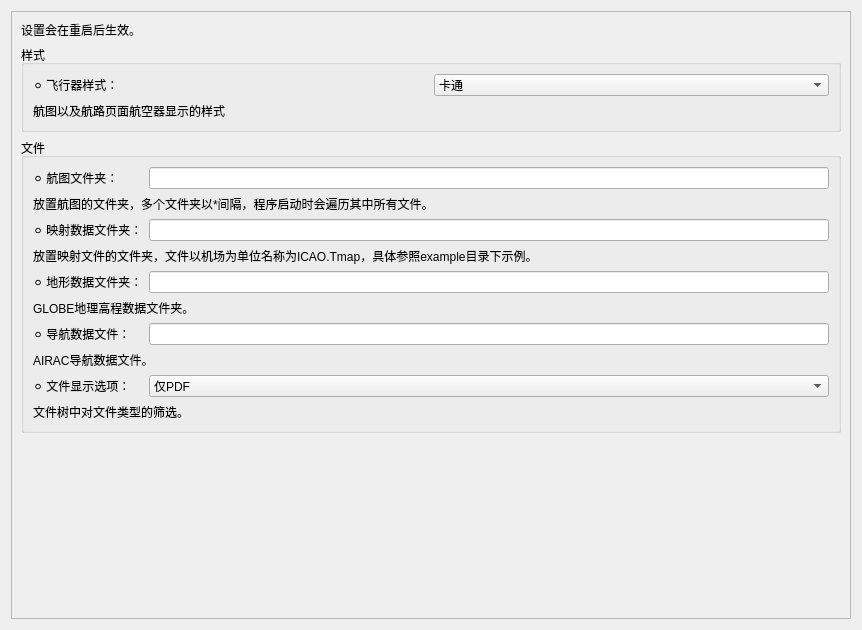
The window that src/gui/options_widget.ui (Eyderoe/ChartNavigation) describes before a commit, drawn with Qt 5.
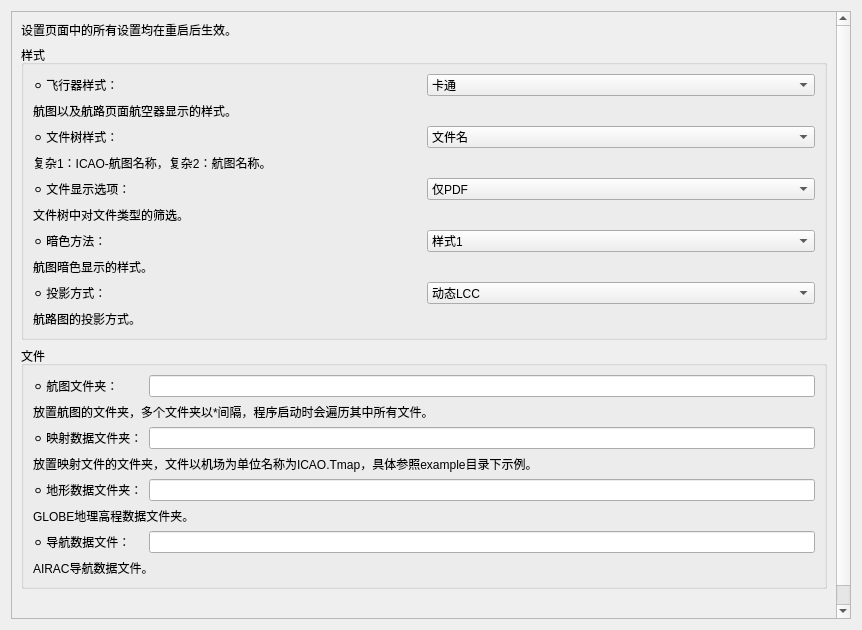
The same window after the commit.

The edit to the form file:
```diff
--- a/src/gui/options_widget.ui
+++ b/src/gui/options_widget.ui
@@ -25,14 +25,14 @@
         <x>0</x>
         <y>0</y>
         <width>836</width>
-        <height>604</height>
+        <height>678</height>
        </rect>
       </property>
       <layout class="QVBoxLayout" name="verticalLayout_3">
        <item>
         <widget class="QLabel" name="label_master_caution">
          <property name="text">
-          <string>设置会在重启后生效。</string>
+          <string>设置页面中的所有设置均在重启后生效。</string>
          </property>
         </widget>
        </item>
@@ -72,7 +72,133 @@
           <item row="1" column="0" colspan="2">
            <widget class="QLabel" name="planeStyle_label_remark">
             <property name="text">
-             <string>航图以及航路页面航空器显示的样式</string>
+             <string>航图以及航路页面航空器显示的样式。</string>
+            </property>
+           </widget>
+          </item>
+          <item row="2" column="0">
+           <widget class="QLabel" name="fileTreeStyle_label">
+            <property name="text">
+             <string>⚪ 文件树样式：</string>
+            </property>
+           </widget>
+          </item>
+          <item row="2" column="1">
+           <widget class="QComboBox" name="fileTreeStyle_comboBox">
+            <item>
+             <property name="text">
+              <string>文件名</string>
+             </property>
+            </item>
+            <item>
+             <property name="text">
+              <string>复杂1</string>
+             </property>
+            </item>
+            <item>
+             <property name="text">
+              <string>复杂2</string>
+             </property>
+            </item>
+           </widget>
+          </item>
+          <item row="3" column="0" colspan="2">
+           <widget class="QLabel" name="fileTreeStyle_label_remark">
+            <property name="text">
+             <string>复杂1：ICAO-航图名称，复杂2：航图名称。</string>
+            </property>
+            <property name="wordWrap">
+             <bool>true</bool>
+            </property>
+           </widget>
+          </item>
+          <item row="4" column="0">
+           <widget class="QLabel" name="label_26">
+            <property name="text">
+             <string>⚪ 文件显示选项：</string>
+            </property>
+           </widget>
+          </item>
+          <item row="4" column="1">
+           <widget class="QComboBox" name="onlyPdf_comboBox">
+            <item>
+             <property name="text">
+              <string>仅PDF</string>
+             </property>
+            </item>
+            <item>
+             <property name="text">
+              <string>所有文件</string>
+             </property>
+            </item>
+           </widget>
+          </item>
+          <item row="5" column="0" colspan="2">
+           <widget class="QLabel" name="label_remark_6">
+            <property name="text">
+             <string>文件树中对文件类型的筛选。</string>
+            </property>
+           </widget>
+          </item>
+          <item row="6" column="0">
+           <widget class="QLabel" name="darkChartStyle_label">
+            <property name="text">
+             <string>⚪ 暗色方法：</string>
+            </property>
+           </widget>
+          </item>
+          <item row="6" column="1">
+           <widget class="QComboBox" name="darkChartStyle_comboBox">
+            <item>
+             <property name="text">
+              <string>样式1</string>
+             </property>
+            </item>
+            <item>
+             <property name="text">
+              <string>样式2</string>
+             </property>
+            </item>
+           </widget>
+          </item>
+          <item row="7" column="0" colspan="2">
+           <widget class="QLabel" name="darkChartStyle_label_remark">
+            <property name="text">
+             <string>航图暗色显示的样式。</string>
+            </property>
+            <property name="wordWrap">
+             <bool>true</bool>
+            </property>
+           </widget>
+          </item>
+          <item row="8" column="0">
+           <widget class="QLabel" name="projection_label">
+            <property name="text">
+             <string>⚪ 投影方式：</string>
+            </property>
+           </widget>
+          </item>
+          <item row="8" column="1">
+           <widget class="QComboBox" name="projection_comboBox">
+            <item>
+             <property name="text">
+              <string>动态LCC</string>
+             </property>
+            </item>
+            <item>
+             <property name="text">
+              <string>Web 墨卡托</string>
+             </property>
+            </item>
+           </widget>
+          </item>
+          <item row="9" column="0" colspan="2">
+           <widget class="QLabel" name="projection_label_remark">
+            <property name="text">
+             <string>航路图的投影方式。</string>
+            </property>
+            <property name="wordWrap">
+             <bool>true</bool>
             </property>
            </widget>
           </item>
@@ -159,34 +285,6 @@
             </property>
            </widget>
           </item>
-          <item row="8" column="0">
-           <widget class="QLabel" name="label_26">
-            <property name="text">
-             <string>⚪ 文件显示选项：</string>
-            </property>
-           </widget>
-          </item>
-          <item row="8" column="1">
-           <widget class="QComboBox" name="onlyPdf_comboBox">
-            <item>
-             <property name="text">
-              <string>仅PDF</string>
-             </property>
-            </item>
-            <item>
-             <property name="text">
-              <string>所有文件</string>
-             </property>
-            </item>
-           </widget>
-          </item>
-          <item row="9" column="0" colspan="2">
-           <widget class="QLabel" name="label_remark_6">
-            <property name="text">
-             <string>文件树中对文件类型的筛选。</string>
-            </property>
-           </widget>
-          </item>
          </layout>
         </widget>
        </item>
```
